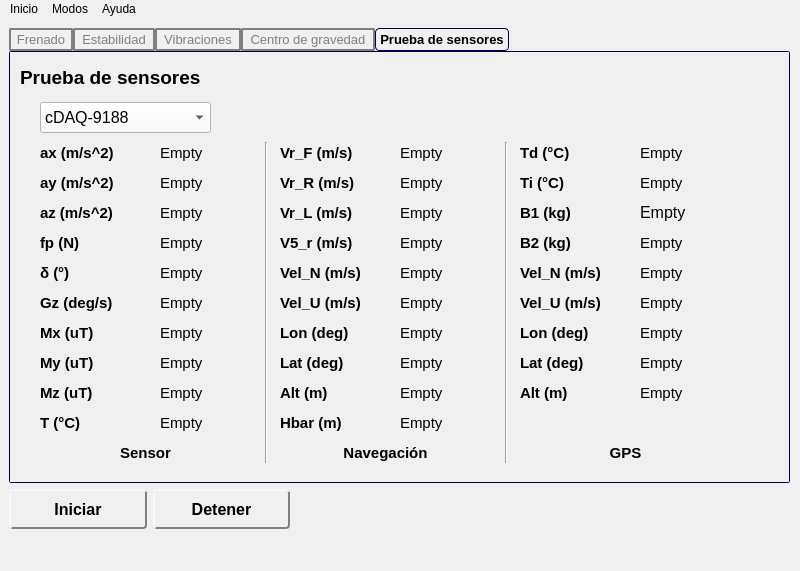
This is interfaz_app.ui in luisgl90/PVE-Python as Qt 5 draws it before an edit. The edited form follows.
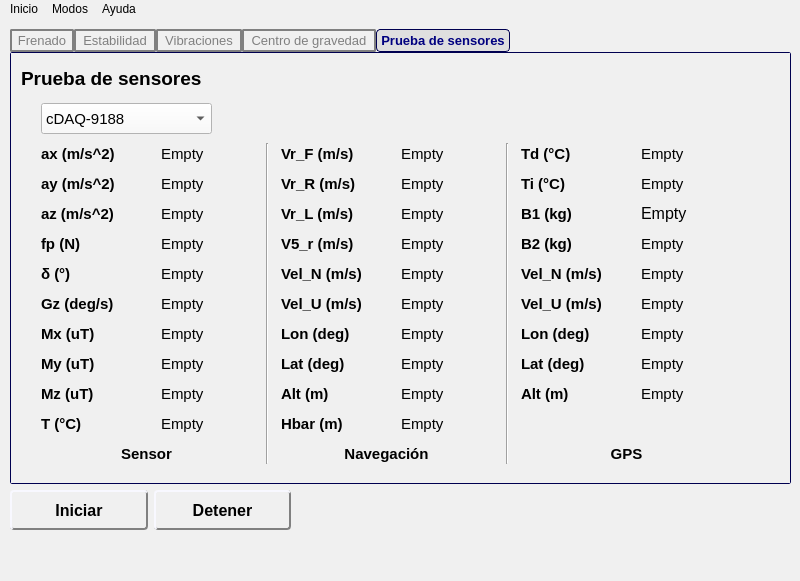
This is the edited form. The open tabs and pages were chosen to show the change. Icons and pictures are not drawn. Custom widgets are drawn as their Qt base class.

Commit message: update gui and pruebas frontend

What changed in the file:
```diff
--- a/interfaz_app.ui
+++ b/interfaz_app.ui
@@ -7,7 +7,7 @@
     <x>0</x>
     <y>0</y>
     <width>800</width>
-    <height>571</height>
+    <height>581</height>
    </rect>
   </property>
   <property name="sizePolicy">
@@ -19,7 +19,7 @@
   <property name="maximumSize">
    <size>
     <width>800</width>
-    <height>571</height>
+    <height>581</height>
    </size>
   </property>
   <property name="windowTitle">
@@ -27,10 +27,16 @@
   </property>
   <property name="styleSheet">
    <string notr="true">QWidget { 
-	background-color: #f0f0f0 }
+	background-color: #f0f0f0 
+}
 
 QLineEdit { 
-	background-color: #ffffff }
+	background-color: #ffffff 
+}
+
+QLabel, QLineEdit{ 
+	font-family: Arial;
+}
 
 QComboBox { 
 	background-color: #fafafa ;
@@ -38,6 +44,7 @@
 }
 
 QPushButton{
+	font-family: Arial;
 	background-color: #f0f0f0;
 	border-style: outset;
 	border-radius: 4px;
@@ -49,6 +56,10 @@
 	border-right: 2px solid gray;
 }
 
+QPushButton:hover{
+	background-color: rgb(232, 232, 232);
+}
+
 QPushButton:pressed{
 	background-color: #f0f0f0;
 	border-style: outset;
@@ -73,8 +84,8 @@
 }
 
 QTabBar::tab:selected {
-	background: rgb(240, 240, 240);
-	color: black;
+	background: rgb(223, 223, 223);
+	color: rgb(0, 0, 127);
 	font-weight: bold;
 	border-radius: 4px;
 	 border: 1px solid   rgb(0, 0, 80);;
@@ -111,8 +122,8 @@
    <widget class="QWidget" name="verticalLayoutWidget">
     <property name="geometry">
      <rect>
-      <x>9</x>
-      <y>9</y>
+      <x>10</x>
+      <y>10</y>
       <width>781</width>
       <height>501</height>
      </rect>
@@ -1671,6 +1682,7 @@
          </property>
          <property name="font">
           <font>
+           <family>Arial</family>
            <pointsize>11</pointsize>
            <weight>75</weight>
            <bold>true</bold>
@@ -1694,6 +1706,7 @@
          </property>
          <property name="font">
           <font>
+           <family>Arial</family>
            <pointsize>11</pointsize>
           </font>
          </property>
@@ -1718,6 +1731,7 @@
          </property>
          <property name="font">
           <font>
+           <family>Arial</family>
            <pointsize>11</pointsize>
           </font>
          </property>
@@ -1742,6 +1756,7 @@
          </property>
          <property name="font">
           <font>
+           <family>Arial</family>
            <pointsize>11</pointsize>
           </font>
          </property>
@@ -1766,6 +1781,7 @@
          </property>
          <property name="font">
           <font>
+           <family>Arial</family>
            <pointsize>11</pointsize>
            <weight>75</weight>
            <bold>true</bold>
@@ -1789,6 +1805,7 @@
          </property>
          <property name="font">
           <font>
+           <family>Arial</family>
            <pointsize>11</pointsize>
            <weight>75</weight>
            <bold>true</bold>
@@ -1812,6 +1829,7 @@
          </property>
          <property name="font">
           <font>
+           <family>Arial</family>
            <pointsize>14</pointsize>
            <weight>75</weight>
            <bold>true</bold>
@@ -1832,6 +1850,7 @@
          </property>
          <property name="font">
           <font>
+           <family>Arial</family>
            <pointsize>11</pointsize>
           </font>
          </property>
@@ -1856,6 +1875,7 @@
          </property>
          <property name="font">
           <font>
+           <family>Arial</family>
            <pointsize>11</pointsize>
            <weight>75</weight>
            <bold>true</bold>
@@ -1879,6 +1899,7 @@
          </property>
          <property name="font">
           <font>
+           <family>Arial</family>
            <pointsize>11</pointsize>
           </font>
          </property>
@@ -1903,6 +1924,7 @@
          </property>
          <property name="font">
           <font>
+           <family>Arial</family>
            <pointsize>11</pointsize>
           </font>
          </property>
@@ -1927,6 +1949,7 @@
          </property>
          <property name="font">
           <font>
+           <family>Arial</family>
            <pointsize>11</pointsize>
            <weight>75</weight>
            <bold>true</bold>
@@ -1950,6 +1973,7 @@
          </property>
          <property name="font">
           <font>
+           <family>Arial</family>
            <pointsize>11</pointsize>
            <weight>75</weight>
            <bold>true</bold>
@@ -1973,6 +1997,7 @@
          </property>
          <property name="font">
           <font>
+           <family>Arial</family>
            <pointsize>11</pointsize>
           </font>
          </property>
@@ -1997,6 +2022,7 @@
          </property>
          <property name="font">
           <font>
+           <family>Arial</family>
            <pointsize>11</pointsize>
            <weight>75</weight>
            <bold>true</bold>
@@ -2020,6 +2046,7 @@
          </property>
          <property name="font">
           <font>
+           <family>Arial</family>
            <pointsize>11</pointsize>
           </font>
          </property>
@@ -2044,6 +2071,7 @@
          </property>
          <property name="font">
           <font>
+           <family>Arial</family>
            <pointsize>11</pointsize>
           </font>
          </property>
@@ -2068,6 +2096,7 @@
          </property>
          <property name="font">
           <font>
+           <family>Arial</family>
            <pointsize>11</pointsize>
            <weight>75</weight>
            <bold>true</bold>
@@ -2091,6 +2120,7 @@
          </property>
          <property name="font">
           <font>
+           <family>Arial</family>
            <pointsize>11</pointsize>
            <weight>75</weight>
            <bold>true</bold>
@@ -2114,6 +2144,7 @@
          </property>
          <property name="font">
           <font>
+           <family>Arial</family>
            <pointsize>11</pointsize>
           </font>
          </property>
@@ -2138,6 +2169,7 @@
          </property>
          <property name="font">
           <font>
+           <family>Arial</family>
            <pointsize>11</pointsize>
            <weight>75</weight>
            <bold>true</bold>
@@ -2161,6 +2193,7 @@
          </property>
          <property name="font">
           <font>
+           <family>Arial</family>
            <pointsize>11</pointsize>
           </font>
          </property>
@@ -2185,6 +2218,7 @@
          </property>
          <property name="font">
           <font>
+           <family>Arial</family>
            <pointsize>12</pointsize>
           </font>
          </property>
@@ -2209,6 +2243,7 @@
          </property>
          <property name="font">
           <font>
+           <family>Arial</family>
            <pointsize>11</pointsize>
            <weight>75</weight>
            <bold>true</bold>
@@ -2232,6 +2267,7 @@
          </property>
          <property name="font">
           <font>
+           <family>Arial</family>
            <pointsize>11</pointsize>
            <weight>75</weight>
            <bold>true</bold>
@@ -2255,6 +2291,7 @@
          </property>
          <property name="font">
           <font>
+           <family>Arial</family>
            <pointsize>11</pointsize>
           </font>
          </property>
@@ -2279,6 +2316,7 @@
          </property>
          <property name="font">
           <font>
+           <family>Arial</family>
            <pointsize>11</pointsize>
            <weight>75</weight>
            <bold>true</bold>
@@ -2393,7 +2431,7 @@
          </property>
          <property name="font">
           <font>
-           <pointsize>12</pointsize>
+           <pointsize>11</pointsize>
            <weight>50</weight>
            <bold>false</bold>
           </font>
@@ -2446,6 +2484,7 @@
          </property>
          <property name="font">
           <font>
+           <family>Arial</family>
            <pointsize>11</pointsize>
           </font>
          </property>
@@ -2470,6 +2509,7 @@
          </property>
          <property name="font">
           <font>
+           <family>Arial</family>
            <pointsize>11</pointsize>
           </font>
          </property>
@@ -2494,6 +2534,7 @@
          </property>
          <property name="font">
           <font>
+           <family>Arial</family>
            <pointsize>11</pointsize>
           </font>
          </property>
@@ -2518,6 +2559,7 @@
          </property>
          <property name="font">
           <font>
+           <family>Arial</family>
            <pointsize>11</pointsize>
            <weight>75</weight>
            <bold>true</bold>
@@ -2541,6 +2583,7 @@
          </property>
          <property name="font">
           <font>
+           <family>Arial</family>
            <pointsize>11</pointsize>
           </font>
          </property>
@@ -2565,6 +2608,7 @@
          </property>
          <property name="font">
           <font>
+           <family>Arial</family>
            <pointsize>11</pointsize>
            <weight>75</weight>
            <bold>true</bold>
@@ -2588,6 +2632,7 @@
          </property>
          <property name="font">
           <font>
+           <family>Arial</family>
            <pointsize>11</pointsize>
           </font>
          </property>
@@ -2612,6 +2657,7 @@
          </property>
          <property name="font">
           <font>
+           <family>Arial</family>
            <pointsize>11</pointsize>
            <weight>75</weight>
            <bold>true</bold>
@@ -2635,6 +2681,7 @@
          </property>
          <property name="font">
           <font>
+           <family>Arial</family>
            <pointsize>11</pointsize>
            <weight>75</weight>
            <bold>true</bold>
@@ -2658,6 +2705,7 @@
          </property>
          <property name="font">
           <font>
+           <family>Arial</family>
            <pointsize>11</pointsize>
            <weight>75</weight>
            <bold>true</bold>
@@ -2681,6 +2729,7 @@
          </property>
          <property name="font">
           <font>
+           <family>Arial</family>
            <pointsize>11</pointsize>
           </font>
          </property>
@@ -2705,6 +2754,7 @@
          </property>
          <property name="font">
           <font>
+           <family>Arial</family>
            <pointsize>11</pointsize>
           </font>
          </property>
@@ -2729,6 +2779,7 @@
          </property>
          <property name="font">
           <font>
+           <family>Arial</family>
            <pointsize>11</pointsize>
           </font>
          </property>
@@ -2753,6 +2804,7 @@
          </property>
          <property name="font">
           <font>
+           <family>Arial</family>
            <pointsize>11</pointsize>
            <weight>75</weight>
            <bold>true</bold>
@@ -2776,6 +2828,7 @@
          </property>
          <property name="font">
           <font>
+           <family>Arial</family>
            <pointsize>11</pointsize>
           </font>
          </property>
@@ -2800,6 +2853,7 @@
          </property>
          <property name="font">
           <font>
+           <family>Arial</family>
            <pointsize>11</pointsize>
            <weight>75</weight>
            <bold>true</bold>
@@ -2823,6 +2877,7 @@
          </property>
          <property name="font">
           <font>
+           <family>Arial</family>
            <pointsize>11</pointsize>
           </font>
          </property>
@@ -2847,6 +2902,7 @@
          </property>
          <property name="font">
           <font>
+           <family>Arial</family>
            <pointsize>11</pointsize>
            <weight>75</weight>
            <bold>true</bold>
@@ -2870,6 +2926,7 @@
          </property>
          <property name="font">
           <font>
+           <family>Arial</family>
            <pointsize>11</pointsize>
            <weight>75</weight>
            <bold>true</bold>
@@ -2893,6 +2950,7 @@
          </property>
          <property name="font">
           <font>
+           <family>Arial</family>
            <pointsize>11</pointsize>
            <weight>75</weight>
            <bold>true</bold>
@@ -2916,6 +2974,7 @@
          </property>
          <property name="font">
           <font>
+           <family>Arial</family>
            <pointsize>11</pointsize>
           </font>
          </property>
@@ -2940,6 +2999,7 @@
          </property>
          <property name="font">
           <font>
+           <family>Arial</family>
            <pointsize>11</pointsize>
           </font>
          </property>
@@ -2964,6 +3024,7 @@
          </property>
          <property name="font">
           <font>
+           <family>Arial</family>
            <pointsize>11</pointsize>
           </font>
          </property>
@@ -2988,6 +3049,7 @@
          </property>
          <property name="font">
           <font>
+           <family>Arial</family>
            <pointsize>11</pointsize>
            <weight>75</weight>
            <bold>true</bold>
@@ -3011,6 +3073,7 @@
          </property>
          <property name="font">
           <font>
+           <family>Arial</family>
            <pointsize>11</pointsize>
           </font>
          </property>
@@ -3035,6 +3098,7 @@
          </property>
          <property name="font">
           <font>
+           <family>Arial</family>
            <pointsize>11</pointsize>
            <weight>75</weight>
            <bold>true</bold>
@@ -3058,6 +3122,7 @@
          </property>
          <property name="font">
           <font>
+           <family>Arial</family>
            <pointsize>11</pointsize>
           </font>
          </property>
@@ -3082,6 +3147,7 @@
          </property>
          <property name="font">
           <font>
+           <family>Arial</family>
            <pointsize>11</pointsize>
            <weight>75</weight>
            <bold>true</bold>
@@ -3105,6 +3171,7 @@
          </property>
          <property name="font">
           <font>
+           <family>Arial</family>
            <pointsize>11</pointsize>
            <weight>75</weight>
            <bold>true</bold>
@@ -3128,6 +3195,7 @@
          </property>
          <property name="font">
           <font>
+           <family>Arial</family>
            <pointsize>11</pointsize>
            <weight>75</weight>
            <bold>true</bold>
@@ -3151,6 +3219,7 @@
          </property>
          <property name="font">
           <font>
+           <family>Arial</family>
            <pointsize>11</pointsize>
           </font>
          </property>
@@ -3175,6 +3244,7 @@
          </property>
          <property name="font">
           <font>
+           <family>Arial</family>
            <pointsize>11</pointsize>
            <weight>75</weight>
            <bold>true</bold>
@@ -3198,6 +3268,7 @@
          </property>
          <property name="font">
           <font>
+           <family>Arial</family>
            <pointsize>11</pointsize>
            <weight>75</weight>
            <bold>true</bold>
@@ -3224,6 +3295,7 @@
          </property>
          <property name="font">
           <font>
+           <family>Arial</family>
            <pointsize>11</pointsize>
            <weight>75</weight>
            <bold>true</bold>
@@ -3250,6 +3322,7 @@
          </property>
          <property name="font">
           <font>
+           <family>Arial</family>
            <pointsize>11</pointsize>
            <weight>75</weight>
            <bold>true</bold>
@@ -3289,6 +3362,7 @@
          </property>
          <property name="font">
           <font>
+           <family>Arial</family>
            <pointsize>12</pointsize>
            <weight>75</weight>
            <bold>true</bold>
@@ -3318,6 +3392,7 @@
          </property>
          <property name="font">
           <font>
+           <family>Arial</family>
            <pointsize>12</pointsize>
            <weight>75</weight>
            <bold>true</bold>
```
Left out of the diff: 77 changed lines with no effect on the pictures. The commit also changes 6 other files.
